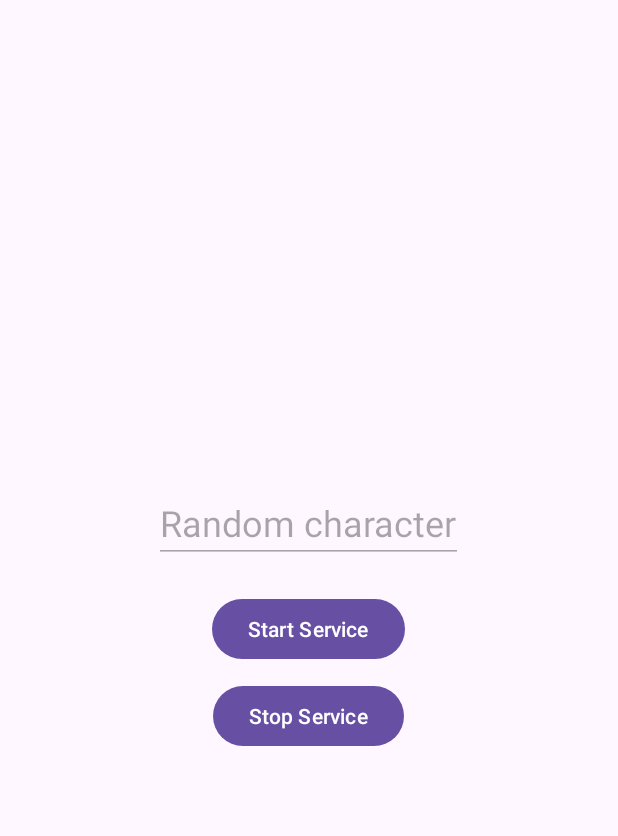
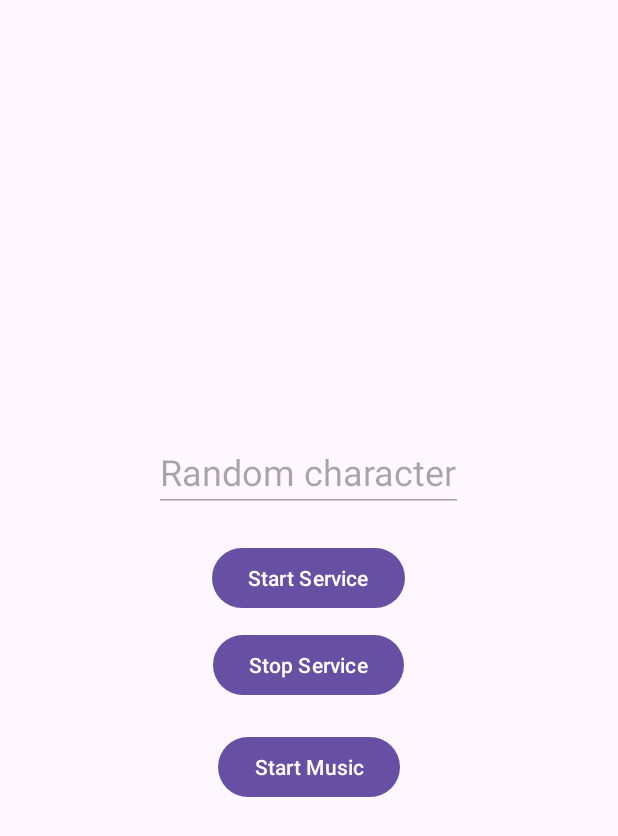
Before and after one commit to Zhyndy/labka100, an Android app: the screen it shows after launch (MainActivity), on a phone screen of 412 x 824 dp. Shown: the top 836 px of the screen. Run offline under Robolectric (Android 15) with nearby library versions, the phone set to English and light mode, and no system bars.

Commit message:
Added background music and image carousel features. Integrated media player for background music playback, added images to board with carousel functionality, and implemented push notifications via Firebase Cloud Messaging (FCM).

```diff
--- a/app/src/main/java/com/example/labka100/MainActivity.java
+++ b/app/src/main/java/com/example/labka100/MainActivity.java
@@ -1,7 +1,8 @@
 package com.example.labka100;
 
+import androidx.appcompat.app.AppCompatActivity;
+import androidx.core.content.ContextCompat;
 
-import androidx.appcompat.app.AppCompatActivity;
 import android.content.BroadcastReceiver;
 import android.content.Context;
 import android.content.Intent;
@@ -10,6 +11,7 @@ import android.os.Bundle;
 import android.view.View;
 import android.widget.Button;
 import android.widget.EditText;
+import android.widget.Toast;
 
 public class MainActivity extends AppCompatActivity {
     private EditText randomCharacterEditText;
@@ -26,14 +28,17 @@ public class MainActivity extends AppCompatActivity {
         randomCharacterEditText = findViewById(R.id.editText_randomCharacter);
         Button startButton = findViewById(R.id.button_start);
         Button endButton = findViewById(R.id.button_end);
+        Button musicButton = findViewById(R.id.button_music);  // New button for music service
 
         startButton.setOnClickListener(this::onClick);
         endButton.setOnClickListener(this::onClick);
+        musicButton.setOnClickListener(this::onClickMusic);  // Music button click listener
 
         broadcastReceiver = new MyBroadcastReceiver();
         serviceIntent = new Intent(getApplicationContext(), RandomCharacterService.class);
     }
 
+    // Button click handler for start and end
     public void onClick(View view) {
         int id = view.getId();
 
@@ -45,13 +50,25 @@ public class MainActivity extends AppCompatActivity {
         }
     }
 
+    // New method for starting the music service (Foreground Service)
+    public void onClickMusic(View view) {
+        Intent musicServiceIntent = new Intent(MainActivity.this, MyService.class); // Intent for Music Service
+        ContextCompat.startForegroundService(MainActivity.this, musicServiceIntent); // Start the foreground service
+    }
 
     @Override
     protected void onStart() {
         super.onStart();
         IntentFilter intentFilter = new IntentFilter(ACTION_TAG);
+
+        // Use the RECEIVER_EXPORTED flag to indicate that this receiver is exported
+        // If you're targeting Android 12 and above, you should specify this flag
+        if (android.os.Build.VERSION.SDK_INT >= android.os.Build.VERSION_CODES.S) {
+            intentFilter.setPriority(0);  // Optional: set priority, depending on your use case
+        }
         registerReceiver(broadcastReceiver, intentFilter, Context.RECEIVER_EXPORTED);
     }
+
 
     @Override
     protected void onStop() {
@@ -59,6 +76,7 @@ public class MainActivity extends AppCompatActivity {
         unregisterReceiver(broadcastReceiver);
     }
 
+    // Broadcast receiver to receive random character
     class MyBroadcastReceiver extends BroadcastReceiver {
         @Override
         public void onReceive(Context context, Intent intent) {
--- a/app/src/main/res/layout/activity_main.xml
+++ b/app/src/main/res/layout/activity_main.xml
@@ -27,5 +27,14 @@
         android:layout_width="wrap_content"
         android:layout_height="wrap_content"
         android:text="Stop Service"
-        android:layout_marginTop="10dp"/>
+        android:layout_marginTop="10dp" />
+
+    <!-- Added Button for Music -->
+    <Button
+        android:id="@+id/button_music"
+        android:layout_width="wrap_content"
+        android:layout_height="wrap_content"
+        android:text="Start Music"
+        android:layout_marginTop="20dp" />
+
 </LinearLayout>
```
Also changed, not shown: app/src/main/AndroidManifest.xml (+7 -0 lines), app/src/main/java/com/example/labka100/MyService.java (added, +77 -0 lines), app/src/main/res/drawable/ic_music.png (added), 1 other file.
